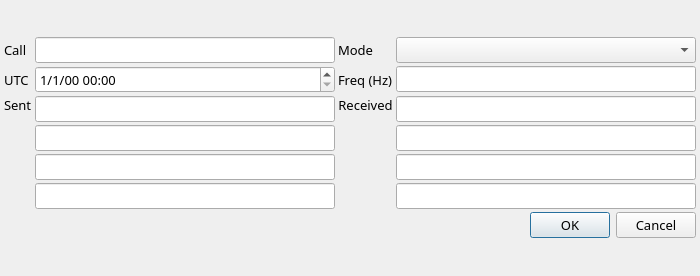
Above: so2sdr/detailededit.ui from n4ogw/so2sdr before the change. Below: the same form after it.
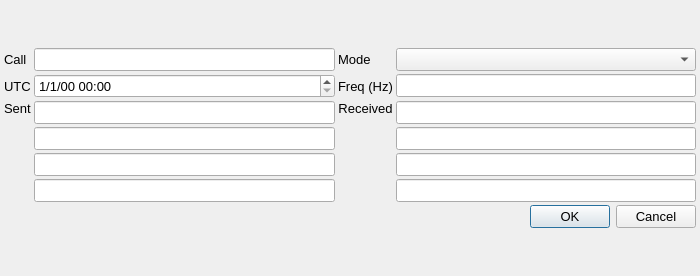
That is the form after the change.

```diff
--- a/so2sdr/detailededit.ui
+++ b/so2sdr/detailededit.ui
@@ -33,7 +33,6 @@
   </property>
   <property name="font">
    <font>
-    <family>Sans</family>
     <pointsize>10</pointsize>
    </font>
   </property>
```
Left out of the diff: 2 changed lines with no effect on the pictures.
